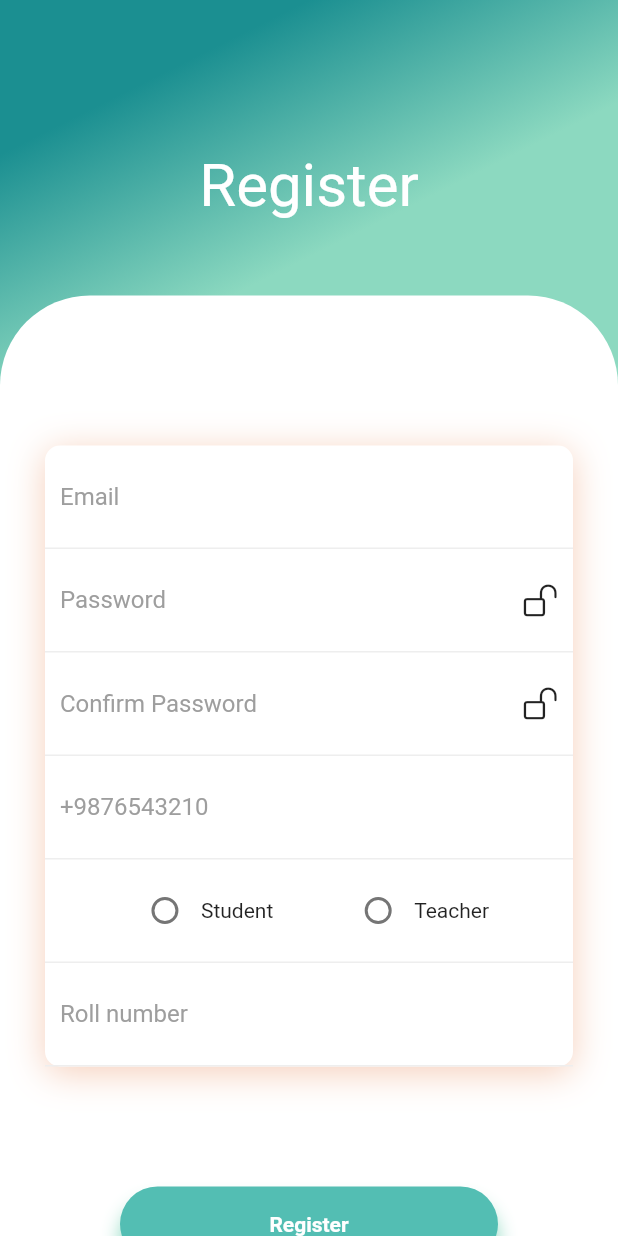
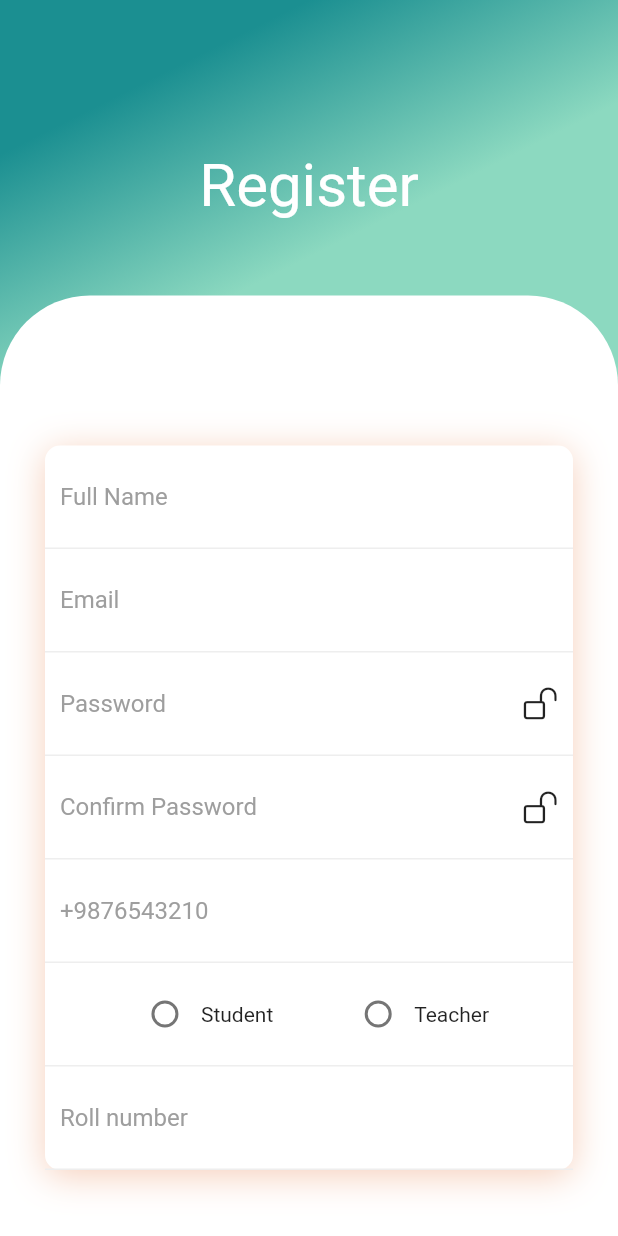
Before and after one commit to nishantGcode10/gurukul, a Flutter app: the RegScreen screen opened directly, on a phone screen of 412 x 824 dp. Run offline on Flutter 3.47's test engine with Material 2 defaults, Android fonts, the light colour scheme and no system bars; our stand-ins replace auto_size_text, firebase_auth, form_field_validator, simple_animations; accounts and stored records are empty.

Commit message:
name field add and update dashboard

```diff
--- a/lib/screens/regScreen.dart
+++ b/lib/screens/regScreen.dart
@@ -15,6 +15,7 @@ class RegScreen extends StatefulWidget {
 class _RegScreenState extends State<RegScreen> {
   final _formKey = GlobalKey<FormState>();
   final _auth = FirebaseAuth.instance;
+  String name;
   String pass;
   String email;
   String phone;
@@ -92,6 +93,13 @@ class _RegScreenState extends State<RegScreen> {
       MinLengthValidator(1,
           errorText: 'roll number must be at least 1 digits long'),
     ]);
+    final nameValidator = MultiValidator([
+      RequiredValidator(
+        errorText: 'name is required',
+      ),
+      MinLengthValidator(1,
+          errorText: 'name must be at least 1 digits long'),
+    ]);
 
     return Scaffold(
       body: Container(
@@ -162,6 +170,28 @@ class _RegScreenState extends State<RegScreen> {
                                     ]),
                                 child: Column(
                                   children: <Widget>[
+                                    //name
+                                    Container(
+                                      padding: EdgeInsets.all(10),
+                                      decoration: BoxDecoration(
+                                          border: Border(
+                                              bottom: BorderSide(
+                                                  color: Colors.grey[200]))),
+                                      child: TextFormField(
+                                        obscureText: false,
+                                        onChanged: (val) {
+                                          setState(() {
+                                            name = val;
+                                          });
+                                        },
+                                        validator: nameValidator,
+                                        decoration: InputDecoration(
+                                            hintText: "Full Name",
+                                            hintStyle:
+                                            TextStyle(color: Colors.grey),
+                                            border: InputBorder.none),
+                                      ),
+                                    ),
                                     //email box
                                     Container(
                                       padding: EdgeInsets.all(10),
--- a/lib/screens/teacher_dashboard.dart
+++ b/lib/screens/teacher_dashboard.dart
@@ -108,7 +108,16 @@ class _TeacherDashBoardPageState extends State<TeacherDashBoardPage> {
                   image: DecorationImage(
                     image: AssetImage('assets/tile${index % 5}.jpg'),
                     fit: BoxFit.cover,
+                    colorFilter: new ColorFilter.mode(Colors.black.withOpacity(0.8), BlendMode.dstATop),
                   ),
+                  boxShadow: [
+                    BoxShadow(
+                      color: Colors.grey.withOpacity(0.7),
+                      spreadRadius: 5,
+                      blurRadius: 7,
+                      offset: Offset(0, 3), // changes position of shadow
+                    ),
+                  ],
                 ),
                 child: ListTile(
                   contentPadding: EdgeInsets.fromLTRB(25, 15, 25, 15),
```
